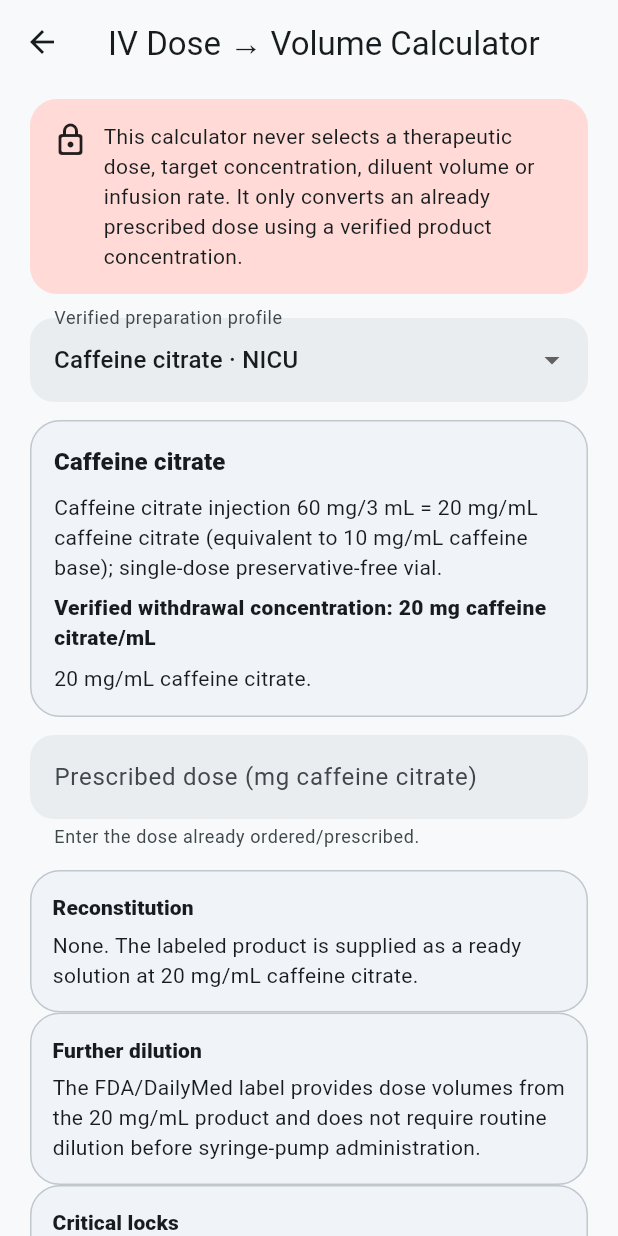
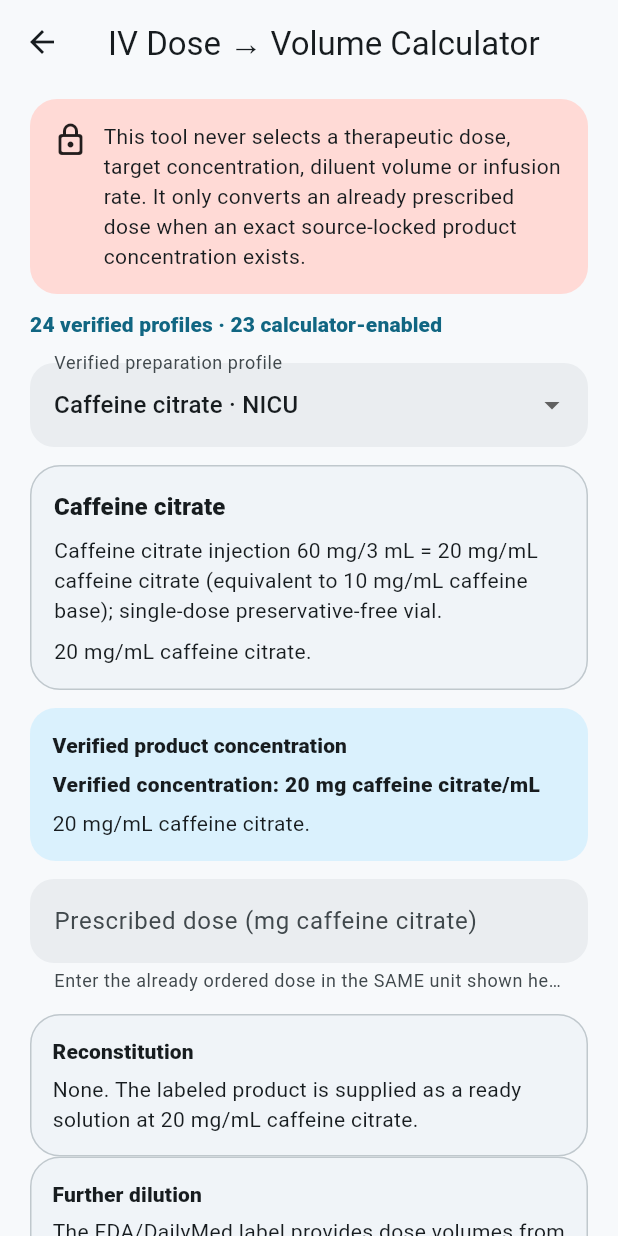
Before and after one commit to mustafagfx97-arch/Drug-edu, a Flutter app: the IvPreparationCalculatorScreen screen opened directly, on a phone screen of 412 x 824 dp. Run offline on Flutter 3.47's test engine with Material 3 defaults, Android fonts, the phone set to English and light mode, and no system bars; our stand-ins replace pdf, printing, qr_flutter.

Commit message:
Make every verified IV profile available in the calculator

```diff
--- a/lib/features/calculators/presentation/iv_preparation_calculator_screen.dart
+++ b/lib/features/calculators/presentation/iv_preparation_calculator_screen.dart
@@ -14,10 +14,10 @@ class _IvPreparationCalculatorScreenState
     extends State<IvPreparationCalculatorScreen> {
   final _doseController = TextEditingController();
   int _profileIndex = 0;
+  int _variantIndex = 0;
 
-  List<IvPreparationProfile> get _profiles => ivPreparationProfiles
-      .where((profile) => profile.withdrawalConcentration != null)
-      .toList();
+  List<IvPreparationProfile> get _profiles =>
+      ivPreparationProfiles.toList(growable: false);
 
   @override
   void dispose() {
@@ -33,16 +33,25 @@ class _IvPreparationCalculatorScreenState
     if (profiles.isEmpty) {
       return const Scaffold(
         body: Center(
-          child: Text('No verified dose-volume profiles are available.'),
+          child: Text('No verified IV preparation profiles are available.'),
         ),
       );
     }
 
-    final safeIndex = _profileIndex < profiles.length ? _profileIndex : 0;
-    final profile = profiles[safeIndex];
+    final safeProfileIndex = _profileIndex < profiles.length ? _profileIndex : 0;
+    final profile = profiles[safeProfileIndex];
+    final variants = profile.calculatorVariants;
+    final safeVariantIndex =
+        _variantIndex < variants.length ? _variantIndex : 0;
+    final variant = variants.isEmpty ? null : variants[safeVariantIndex];
+
     final dose = double.tryParse(_doseController.text.trim());
-    final concentration = profile.withdrawalConcentration!;
-    final volume = dose == null ? null : dose / concentration;
+    final volume = dose == null || variant == null
+        ? null
+        : dose / variant.concentration;
+    final calculatorEnabledCount = profiles
+        .where((item) => item.calculatorVariants.isNotEmpty)
+        .length;
 
     return Scaffold(
       appBar: AppBar(title: const Text('IV Dose → Volume Calculator')),
@@ -62,16 +71,26 @@ class _IvPreparationCalculatorScreenState
                 SizedBox(width: 10),
                 Expanded(
                   child: Text(
-                    'This calculator never selects a therapeutic dose, target concentration, diluent volume or infusion rate. It only converts an already prescribed dose using a verified product concentration.',
+                    'This tool never selects a therapeutic dose, target concentration, diluent volume or infusion rate. It only converts an already prescribed dose when an exact source-locked product concentration exists.',
                   ),
                 ),
               ],
             ),
           ),
+          const SizedBox(height: 10),
+          Text(
+            '${profiles.length} verified profiles · '
+            '$calculatorEnabledCount calculator-enabled',
+            style: theme.textTheme.labelLarge?.copyWith(
+              color: theme.colorScheme.primary,
+              fontWeight: FontWeight.w800,
+            ),
+          ),
           const SizedBox(height: 16),
           DropdownButtonFormField<int>(
-            key: ValueKey(_profileIndex),
-            initialValue: _profileIndex,
+            key: ValueKey('iv-profile-$_profileIndex'),
+            isExpanded: true,
+            initialValue: safeProfileIndex,
             decoration: const InputDecoration(
               labelText: 'Verified preparation profile',
             ),
@@ -81,6 +100,7 @@ class _IvPreparationCalculatorScreenState
                 value: index,
                 child: Text(
                   '${profiles[index].name} · ${profiles[index].population}',
+                  overflow: TextOverflow.ellipsis,
                 ),
               ),
             ),
@@ -88,6 +108,7 @@ class _IvPreparationCalculatorScreenState
               if (value == null) return;
               setState(() {
                 _profileIndex = value;
+                _variantIndex = 0;
                 _doseController.clear();
               });
             },
@@ -105,14 +126,8 @@ class _IvPreparationCalculatorScreenState
                       fontWeight: FontWeight.w900,
                     ),
                   ),
-                  const SizedBox(height: 8),
+                  const SizedBox(height: 7),
                   Text(profile.formulation),
-                  const SizedBox(height: 7),
-                  Text(
-                    'Verified withdrawal concentration: '
-                    '${_fmt(concentration)} ${profile.withdrawalUnit}/mL',
-                    style: const TextStyle(fontWeight: FontWeight.w800),
-                  ),
                   const SizedBox(height: 7),
                   Text(
                     profile.resultingConcentration,
@@ -123,13 +138,75 @@ class _IvPreparationCalculatorScreenState
             ),
           ),
           const SizedBox(height: 12),
+          if (variants.length > 1) ...[
+            DropdownButtonFormField<int>(
+              key: ValueKey(
+                'iv-variant-$_profileIndex-$_variantIndex',
+              ),
+              isExpanded: true,
+              initialValue: safeVariantIndex,
+              decoration: const InputDecoration(
+                labelText: 'Exact vial / presentation',
+              ),
+              items: List.generate(
+                variants.length,
+                (index) => DropdownMenuItem(
+                  value: index,
+                  child: Text(
+                    variants[index].label,
+                    overflow: TextOverflow.ellipsis,
+                  ),
+                ),
+              ),
+              onChanged: (value) {
+                if (value == null) return;
+                setState(() {
+                  _variantIndex = value;
+                  _doseController.clear();
+                });
+              },
+            ),
+            const SizedBox(height: 12),
+          ],
+          if (variant != null) ...[
+            Container(
+              padding: const EdgeInsets.all(15),
+              decoration: BoxDecoration(
+                color: theme.colorScheme.primaryContainer.withValues(alpha: 0.5),
+                borderRadius: BorderRadius.circular(17),
+              ),
+              child: Column(
+                crossAxisAlignment: CrossAxisAlignment.start,
+                children: [
+                  Text(
+                    variant.label,
+                    style: theme.textTheme.titleSmall?.copyWith(
+                      fontWeight: FontWeight.w900,
+                    ),
+                  ),
+                  const SizedBox(height: 6),
+                  Text(
+                    'Verified concentration: '
+                    '${_fmt(variant.concentration)} ${variant.unit}/mL',
+                    style: const TextStyle(fontWeight: FontWeight.w800),
+                  ),
+                  const SizedBox(height: 6),
+                  Text(
+                    variant.note,
+                    style: theme.textTheme.bodyMedium?.copyWith(height: 1.4),
+                  ),
+                ],
+              ),
+            ),
+            const SizedBox(height: 12),
             TextField(
               controller: _doseController,
               keyboardType:
                   const TextInputType.numberWithOptions(decimal: true),
               decoration: InputDecoration(
-              labelText: 'Prescribed dose (${profile.withdrawalUnit})',
-              helperText: 'Enter the dose already ordered/prescribed.',
+                labelText: 'Prescribed dose (${variant.unit})',
+                helperText:
+                    'Enter the already ordered dose in the SAME unit shown here.',
               ),
               onChanged: (_) => setState(() {}),
             ),
@@ -145,7 +222,7 @@ class _IvPreparationCalculatorScreenState
                   crossAxisAlignment: CrossAxisAlignment.start,
                   children: [
                     Text(
-                    'Volume to withdraw',
+                      'Volume to withdraw / use',
                       style: theme.textTheme.labelLarge?.copyWith(
                         fontWeight: FontWeight.w800,
                       ),
@@ -159,8 +236,29 @@ class _IvPreparationCalculatorScreenState
                     ),
                     const SizedBox(height: 5),
                     Text(
-                    '${_fmt(dose!)} ${profile.withdrawalUnit} ÷ '
-                    '${_fmt(concentration)} ${profile.withdrawalUnit}/mL',
+                      '${_fmt(dose!)} ${variant.unit} ÷ '
+                      '${_fmt(variant.concentration)} ${variant.unit}/mL',
+                    ),
+                  ],
+                ),
+              ),
+            ],
+          ] else ...[
+            Container(
+              padding: const EdgeInsets.all(15),
+              decoration: BoxDecoration(
+                color: theme.colorScheme.tertiaryContainer,
+                borderRadius: BorderRadius.circular(17),
+              ),
+              child: const Row(
+                crossAxisAlignment: CrossAxisAlignment.start,
+                children: [
+                  Icon(Icons.front_hand_outlined),
+                  SizedBox(width: 10),
+                  Expanded(
+                    child: Text(
+                      'Manual exact-product profile: this verified medicine does not have one calculator-safe withdrawal concentration for the IV method shown. Use the reconstitution instructions below; dose-to-volume calculation is intentionally disabled rather than guessed.',
+                    ),
                   ),
                 ],
               ),
@@ -176,10 +274,18 @@ class _IvPreparationCalculatorScreenState
             text: profile.furtherDilution,
           ),
           _InfoCard(
+            title: 'Allowed diluents',
+            text: profile.allowedDiluents,
+          ),
+          _InfoCard(
+            title: 'Administration',
+            text: profile.administration,
+          ),
+          _InfoCard(
             title: 'Critical locks',
             text: profile.criticalLocks.isEmpty
                 ? 'No additional lock in this profile.'
-                : profile.criticalLocks.join('\n• '),
+                : '• ' + profile.criticalLocks.join('\n• '),
           ),
           const SizedBox(height: 10),
           Text(
```
Lines whose indentation alone changed are shown as unchanged.
